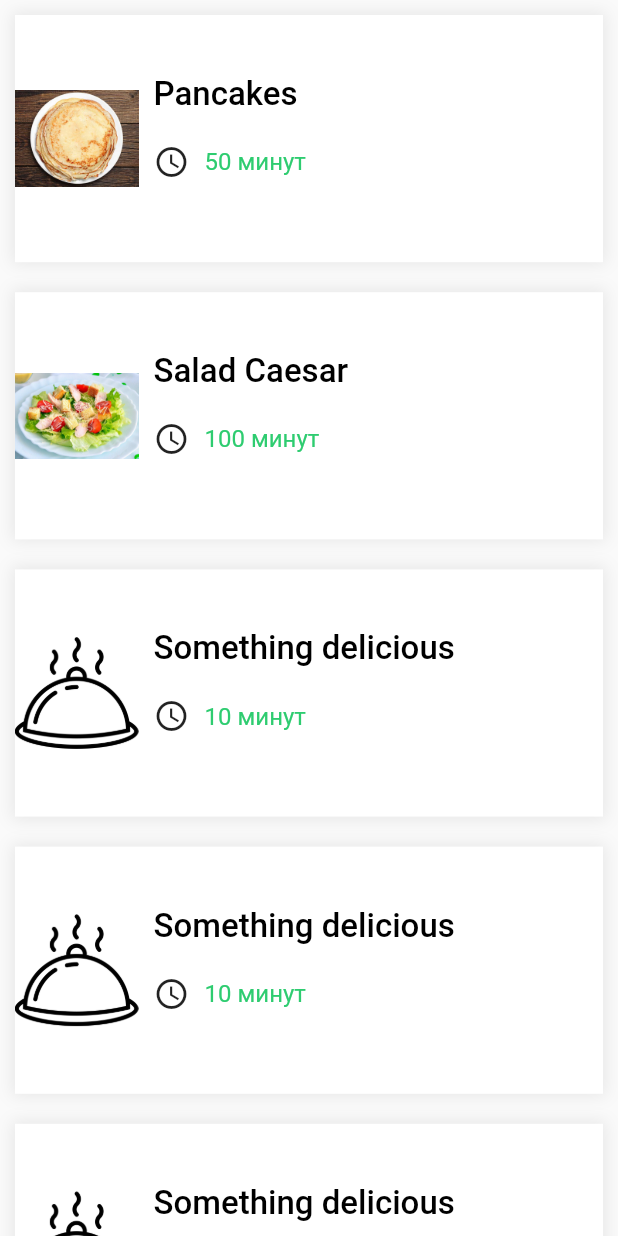
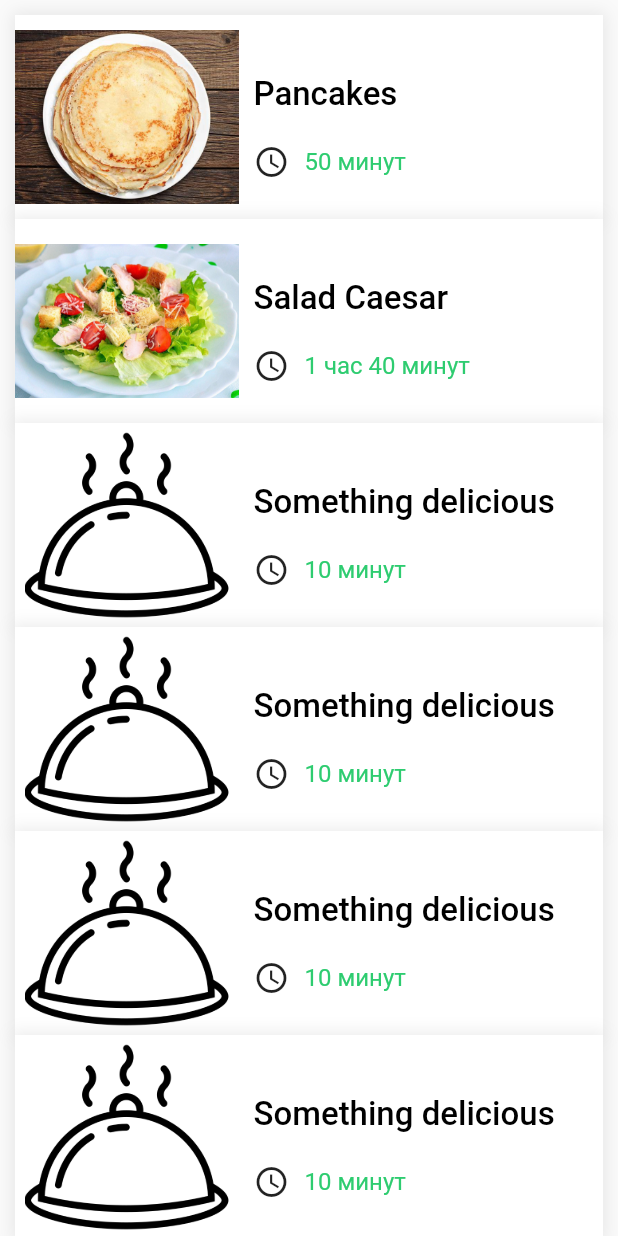
Before and after one commit to PeregrinAl/otus_homework, a Flutter app: the screen it shows after launch, on a phone screen of 412 x 824 dp. Run offline on Flutter 3.47's test engine with Material 2 defaults, Android fonts, the light colour scheme and no system bars.

Commit message:
problems fixed

```diff
--- a/lib/data/constants.dart
+++ b/lib/data/constants.dart
@@ -6,5 +6,4 @@ BoxShadow shadow = BoxShadow(
   color: Colors.grey.withOpacity(0.2),
   spreadRadius: 2,
   blurRadius: 8,
-  offset: const Offset(0, 0),
 );
--- a/lib/home.dart
+++ /dev/null
@@ -1,21 +0,0 @@
-import 'recipe.dart';
-import 'widgets/recipe_widget.dart';
-import 'data/data.dart';
-import 'package:flutter/material.dart';
-
-class Home extends StatelessWidget{
-  const Home({super.key});
-
-  static final List<Recipe> recipes = getRecipes();
-
-  @override
-  Widget build(BuildContext context) {
-
-    return Scaffold(
-        body: ListView.builder(
-            itemCount: recipes.length,
-            itemBuilder: ((context, index) => RecipeWidget(context: context,
-                recipe: recipes[index], index: index)))
-    );
-  }
-}
--- /dev/null
+++ b/lib/homeScreen.dart
@@ -0,0 +1,24 @@
+import 'recipe.dart';
+import 'widgets/recipe_widget.dart';
+import 'data/data.dart';
+import 'package:flutter/material.dart';
+
+class HomeScreen extends StatelessWidget {
+  const HomeScreen({super.key});
+
+  static final List<Recipe> recipes = getRecipes();
+
+  @override
+  Widget build(BuildContext context) {
+    return SafeArea(
+      child: Scaffold(
+        body: ListView.builder(
+          itemCount: recipes.length,
+          itemBuilder: ((context, index) =>
+              RecipeWidget(recipe: recipes[index])),
+          padding: const EdgeInsets.all(10),
+        ),
+      ),
+    );
+  }
+}
--- a/lib/main.dart
+++ b/lib/main.dart
@@ -1,5 +1,5 @@
 import 'package:flutter/material.dart';
-import 'home.dart';
+import 'homeScreen.dart';
 import 'data/constants.dart';
 
 void main() {
@@ -16,7 +16,7 @@ class MyApp extends StatelessWidget {
         primaryColor: mainColor,
       ),
       debugShowCheckedModeBanner: false,
-      home: const Home(),
+      home: const HomeScreen(),
     );
   }
 }
--- a/lib/recipe.dart
+++ b/lib/recipe.dart
@@ -9,4 +9,13 @@ class Recipe {
   final String picturePath;
 
   const Recipe({required this.title, required this.picturePath, required this.cookingTime});
+
+  String getCookingTime() {
+    if (cookingTime < 60) {
+      return "$cookingTime минут";
+    }
+    else {
+      return "${cookingTime ~/ 60} час ${cookingTime % 60} минут";
+    }
+  }
 }
--- a/lib/widgets/recipe_widget.dart
+++ b/lib/widgets/recipe_widget.dart
@@ -6,14 +6,10 @@ import '../recipe.dart';
 class RecipeWidget extends StatelessWidget {
   const RecipeWidget({
     Key? key,
-    required this.context,
     required this.recipe,
-    required this.index,
   }) : super(key: key);
 
-  final BuildContext context;
   final Recipe recipe;
-  final int index;
 
   @override
   Widget build(BuildContext context) {
@@ -22,24 +18,22 @@ class RecipeWidget extends StatelessWidget {
         color: Colors.white,
         boxShadow: [shadow],
       ),
-      margin: const EdgeInsets.all(10),
       width: 220,
       child: Row(
         children: <Widget>[
           Image.asset(recipe.picturePath,
-              width: MediaQuery.of(context).size.width / 5,
-              height: MediaQuery.of(context).size.height / 5,
-              fit: BoxFit.fitWidth
+              width: 149,
+              height: 136,
           ),
 
           Flexible(
             child: SizedBox(
-              height: MediaQuery.of(context).size.height / 5,
+              height: 136,
               child: Column(
                 crossAxisAlignment: CrossAxisAlignment.start,
                 children: [
                   recipeTitle(recipe.title),
-                  cookingTimeText("${recipe.cookingTime} минут"),
+                  cookingTimeText(recipe.getCookingTime()),
                 ],
               ),
             ),
```
Also changed, not shown: 1 other file.
